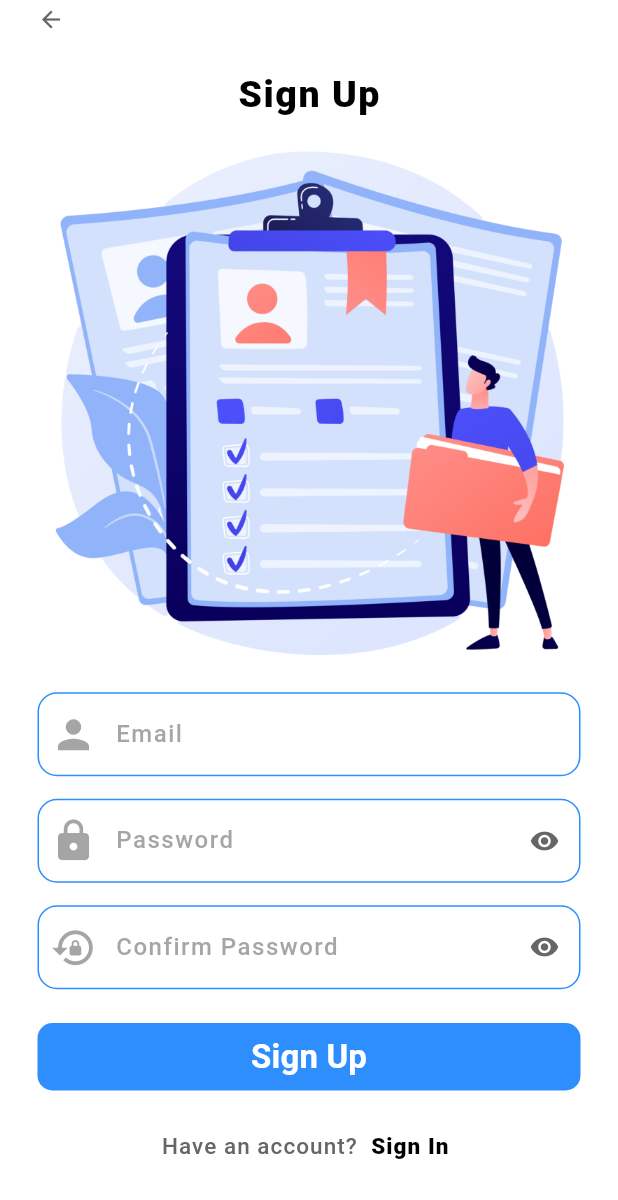
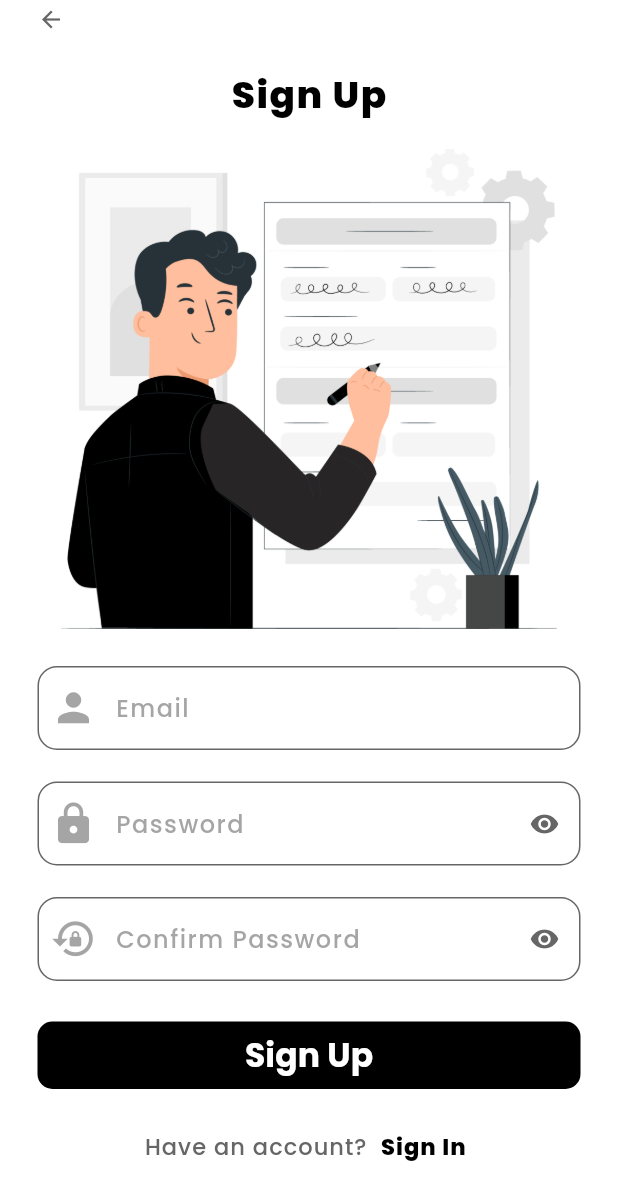
Before and after one commit to DanarWijanarko/project-ecommerce, a Flutter app: the screen it shows after launch, after a tap on "Sign Up", on a phone screen of 412 x 824 dp. Shown: the top 1200 px of the screen. Run offline on Flutter 3.47's test engine with Material 3 defaults, Android fonts, the light colour scheme and no system bars; our stand-ins replace firebase_auth, firebase_core; accounts and stored records are empty; network calls fail.

Commit message:
Change Auth UI

```diff
--- a/lib/components/text_field_custom.dart
+++ b/lib/components/text_field_custom.dart
@@ -132,7 +132,7 @@ class _MyAuthTextFieldState extends State<MyAuthTextField> {
                 },
                 bgColor: Colors.transparent,
                 bgRadius: 50,
-                onTapColor: blue,
+                onTapColor: bgActiveNavbar,
                 onTapRadius: 50,
                 padding: const EdgeInsets.all(0),
                 width: 30,
@@ -152,15 +152,15 @@ class _MyAuthTextFieldState extends State<MyAuthTextField> {
           letterSpacing: 1,
         ),
         border: OutlineInputBorder(
-          borderSide: BorderSide(color: blue, width: 2.0),
+          borderSide: BorderSide(color: textGrey, width: 2.0),
           borderRadius: BorderRadius.circular(13),
         ),
         enabledBorder: OutlineInputBorder(
-          borderSide: BorderSide(color: blue, width: 1.0),
+          borderSide: BorderSide(color: textGrey, width: 1.0),
           borderRadius: BorderRadius.circular(13),
         ),
         focusedBorder: OutlineInputBorder(
-          borderSide: BorderSide(color: blue, width: 2.2),
+          borderSide: BorderSide(color: black, width: 1.7),
           borderRadius: BorderRadius.circular(13),
         ),
       ),
--- /dev/null
+++ b/lib/functions/_functions.dart
@@ -0,0 +1,2 @@
+
+export 'auth_services.dart';
--- a/lib/main.dart
+++ b/lib/main.dart
@@ -1,7 +1,7 @@
 import 'package:firebase_core/firebase_core.dart';
 import 'package:flutter/material.dart';
 import 'package:project_ecommerce/components/theme.dart';
-import 'package:project_ecommerce/functions/firebase_options.dart';
+import 'package:project_ecommerce/firebase/firebase_options.dart';
 import 'package:project_ecommerce/routes/route.dart';
 
 void main() async {
@@ -23,6 +23,7 @@ class MyApp extends StatelessWidget {
       theme: ThemeData(
         useMaterial3: true,
         scaffoldBackgroundColor: white,
+        fontFamily: 'Poppins',
         appBarTheme: AppBarTheme(
           backgroundColor: white,
           elevation: 0,
--- a/lib/pages/auth/login_page.dart
+++ b/lib/pages/auth/login_page.dart
@@ -2,7 +2,7 @@
 
 import 'package:flutter/material.dart';
 import 'package:project_ecommerce/components/_components.dart';
-import 'package:project_ecommerce/functions/function.dart';
+import 'package:project_ecommerce/functions/_functions.dart';
 
 class MyLoginPage extends StatefulWidget {
   const MyLoginPage({super.key});
@@ -60,6 +60,7 @@ class _MyLoginPageState extends State<MyLoginPage> {
         padding: const EdgeInsets.only(left: 25, right: 25),
         child: Column(
           children: [
+            // Text Sign In
             Text(
               "Sign In",
               style: TextStyle(
@@ -69,7 +70,10 @@ class _MyLoginPageState extends State<MyLoginPage> {
                 letterSpacing: 1,
               ),
             ),
+
             const SizedBox(height: 18),
+
+            // Image Container
             Container(
               height: 330,
               decoration: const BoxDecoration(
@@ -79,13 +83,19 @@ class _MyLoginPageState extends State<MyLoginPage> {
                 ),
               ),
             ),
+
             const SizedBox(height: 35),
+
+            // Text Field Email
             MyAuthTextField(
               controller: emailController,
               labelText: "Email",
               icon: Icons.person,
             ),
+
             const SizedBox(height: 30),
+
+            // Text Field Password
             MyAuthTextField(
               controller: passwordController,
               labelText: "Password",
@@ -93,7 +103,10 @@ class _MyLoginPageState extends State<MyLoginPage> {
               obscureText: true,
               isPassword: true,
             ),
+
             const SizedBox(height: 10),
+
+            // Remember Me & Forgot Password
             Row(
               mainAxisAlignment: MainAxisAlignment.spaceBetween,
               children: [
@@ -101,7 +114,7 @@ class _MyLoginPageState extends State<MyLoginPage> {
                   children: [
                     Checkbox(
                       value: isChecked,
-                      activeColor: blue,
+                      activeColor: black,
                       side: BorderSide(width: 1.5, color: textGrey),
                       materialTapTargetSize: MaterialTapTargetSize.shrinkWrap,
                       focusColor: textGrey,
@@ -122,23 +135,26 @@ class _MyLoginPageState extends State<MyLoginPage> {
                   onPressed: handlePressedResetPassword,
                   bgColor: Colors.transparent,
                   bgRadius: 3,
-                  onTapColor: textGrey,
+                  onTapColor: bgGrey,
                   onTapRadius: 3,
                   padding:
                       const EdgeInsets.symmetric(horizontal: 5, vertical: 2),
                   child: Text(
                     "Forgot Password?",
                     style: TextStyle(
-                      color: blue,
+                      color: textGrey,
                     ),
                   ),
                 ),
               ],
             ),
+
             const SizedBox(height: 25),
+
+            // Button Sign In
             MyButtonCustom(
               onPressed: handlePressedSignInBtn,
-              bgColor: blue,
+              bgColor: black,
               bgRadius: 20,
               onTapColor: textGrey,
               onTapRadius: 20,
@@ -155,7 +171,10 @@ class _MyLoginPageState extends State<MyLoginPage> {
                 ),
               ),
             ),
+
             const SizedBox(height: 35),
+
+            // Don't have an account?
             SizedBox(
               width: MediaQuery.of(context).size.width,
               child: Row(
--- a/lib/pages/auth/register_page.dart
+++ b/lib/pages/auth/register_page.dart
@@ -2,7 +2,7 @@
 
 import 'package:flutter/material.dart';
 import 'package:project_ecommerce/components/_components.dart';
-import 'package:project_ecommerce/functions/function.dart';
+import 'package:project_ecommerce/functions/_functions.dart';
 
 class MyRegisterPage extends StatefulWidget {
   const MyRegisterPage({super.key});
@@ -40,6 +40,7 @@ class _MyRegisterPageState extends State<MyRegisterPage> {
         padding: const EdgeInsets.only(left: 25, right: 25),
         child: Column(
           children: [
+            // Text Sign Up
             Text(
               "Sign Up",
               style: TextStyle(
@@ -49,9 +50,12 @@ class _MyRegisterPageState extends State<MyRegisterPage> {
                 letterSpacing: 1,
               ),
             ),
+
             const SizedBox(height: 18),
+
+            // Image Container
             Container(
-              height: 340,
+              height: 320,
               decoration: const BoxDecoration(
                 image: DecorationImage(
                   image: AssetImage("assets/images/register.png"),
@@ -59,13 +63,19 @@ class _MyRegisterPageState extends State<MyRegisterPage> {
                 ),
               ),
             ),
-            const SizedBox(height: 22.5),
+
+            const SizedBox(height: 25),
+
+            // Text Field Email
             MyAuthTextField(
               controller: emailController,
               labelText: "Email",
               icon: Icons.person,
             ),
-            const SizedBox(height: 15),
+
+            const SizedBox(height: 21),
+
+            // Text Field Password
             MyAuthTextField(
               controller: passwordController,
               labelText: "Password",
@@ -73,7 +83,10 @@ class _MyRegisterPageState extends State<MyRegisterPage> {
               obscureText: true,
               isPassword: true,
             ),
-            const SizedBox(height: 15),
+
+            const SizedBox(height: 21),
+
+            // Text Field Confirm Password
             MyAuthTextField(
               controller: confirmPasswordController,
               labelText: "Confirm Password",
@@ -81,10 +94,13 @@ class _MyRegisterPageState extends State<MyRegisterPage> {
               obscureText: true,
               isPassword: true,
             ),
-            const SizedBox(height: 22.5),
+
+            const SizedBox(height: 27),
+
+            // Button Sign Up
             MyButtonCustom(
               onPressed: handlePressedSignUpBtn,
-              bgColor: blue,
+              bgColor: black,
               bgRadius: 10,
               onTapColor: textGrey,
               onTapRadius: 10,
@@ -101,7 +117,10 @@ class _MyRegisterPageState extends State<MyRegisterPage> {
                 ),
               ),
             ),
-            const SizedBox(height: 25),
+
+            const SizedBox(height: 27),
+
+            // Have an account?
             SizedBox(
               width: MediaQuery.of(context).size.width,
               child: Row(
--- a/lib/pages/user/home_page.dart
+++ b/lib/pages/user/home_page.dart
@@ -1,7 +1,7 @@
 // ignore_for_file: use_build_context_synchronously
 
 import 'package:flutter/material.dart';
-import 'package:project_ecommerce/functions/function.dart';
+import 'package:project_ecommerce/functions/_functions.dart';
 
 class MyHomePage extends StatefulWidget {
   const MyHomePage({super.key});
--- a/lib/pages/welcome_page.dart
+++ b/lib/pages/welcome_page.dart
@@ -19,12 +19,14 @@ class MyWelcomePage extends StatelessWidget {
           mainAxisAlignment: MainAxisAlignment.spaceEvenly,
           children: [
             const SizedBox(height: 0),
+
+            // Welcome Text
             Column(
               children: [
                 Text(
                   "Hello, Welcome to",
                   style: TextStyle(
-                    color: blue,
+                    color: textGrey,
                     fontSize: 23,
                     fontWeight: FontWeight.w600,
                   ),
@@ -39,11 +41,17 @@ class MyWelcomePage extends StatelessWidget {
                 ),
               ],
             ),
+
             const SizedBox(height: 0),
+
+            // Image Welcome
             Image.asset("assets/images/welcome.png"),
+
             const SizedBox(height: 0),
+
             Column(
               children: [
+                // Button Sign In
                 SizedBox(
                   width: MediaQuery.of(context).size.width,
                   child: TextButton(
@@ -52,7 +60,7 @@ class MyWelcomePage extends StatelessWidget {
                       '/login-page',
                     ),
                     style: TextButton.styleFrom(
-                      backgroundColor: blue,
+                      backgroundColor: black,
                       shape: RoundedRectangleBorder(
                         borderRadius: BorderRadius.circular(25),
                       ),
@@ -68,7 +76,10 @@ class MyWelcomePage extends StatelessWidget {
                     ),
                   ),
                 ),
+
                 const SizedBox(height: 15),
+
+                // Button Sign Up
                 SizedBox(
                   width: MediaQuery.of(context).size.width,
                   child: TextButton(
@@ -78,7 +89,7 @@ class MyWelcomePage extends StatelessWidget {
                     ),
                     style: TextButton.styleFrom(
                       shape: RoundedRectangleBorder(
-                        side: BorderSide(color: blue, width: 2.5),
+                        side: BorderSide(color: black, width: 2.5),
                         borderRadius: BorderRadius.circular(25),
                       ),
                       padding: const EdgeInsets.symmetric(vertical: 13),
@@ -86,7 +97,7 @@ class MyWelcomePage extends StatelessWidget {
                     child: Text(
                       "Sign Up",
                       style: TextStyle(
-                        color: blue,
+                        color: black,
                         fontSize: 20,
                         fontWeight: FontWeight.w900,
                       ),
```
Also changed, not shown: assets/images/login.png, assets/images/register.png, assets/images/welcome.png, lib/firebase/firebase_options.dart (added), lib/functions/auth_services.dart (renamed from lib/functions/function.dart), 1 other file.
